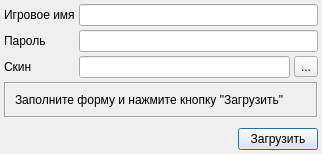
This is skinuploaddialog.ui in dngulin/ttyhlauncher as Qt 5 draws it before an edit. The edited form follows.
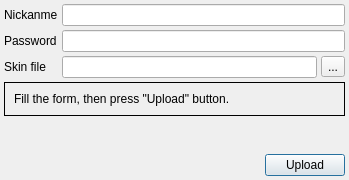
This is the edited form. Icons and pictures are not drawn.

Commit message: skin upload dialog refactored

```diff
--- a/skinuploaddialog.ui
+++ b/skinuploaddialog.ui
@@ -6,8 +6,8 @@
    <rect>
     <x>0</x>
     <y>0</y>
-    <width>322</width>
-    <height>154</height>
+    <width>349</width>
+    <height>180</height>
    </rect>
   </property>
   <property name="windowTitle">
@@ -44,21 +44,21 @@
      <item row="0" column="0">
       <widget class="QLabel" name="nickLabel">
        <property name="text">
-        <string>Игровое имя</string>
+        <string>Nickanme</string>
        </property>
       </widget>
      </item>
      <item row="1" column="0">
       <widget class="QLabel" name="passLabel">
        <property name="text">
-        <string>Пароль</string>
+        <string>Password</string>
        </property>
       </widget>
      </item>
      <item row="2" column="0">
       <widget class="QLabel" name="newpassLabel">
        <property name="text">
-        <string>Скин</string>
+        <string>Skin file</string>
        </property>
       </widget>
      </item>
@@ -87,13 +87,13 @@
       <enum>QFrame::Box</enum>
      </property>
      <property name="frameShadow">
-      <enum>QFrame::Sunken</enum>
+      <enum>QFrame::Plain</enum>
      </property>
      <layout class="QGridLayout" name="gridLayout_2">
       <item row="0" column="0">
        <widget class="QLabel" name="messageLabel">
         <property name="text">
-         <string>Заполните форму и нажмите кнопку &quot;Загрузить&quot;</string>
+         <string>Fill the form, then press &quot;Upload&quot; button.</string>
         </property>
        </widget>
       </item>
@@ -134,7 +134,7 @@
      <item>
       <widget class="QPushButton" name="sendButton">
        <property name="text">
-        <string>Загрузить</string>
+        <string>Upload</string>
        </property>
       </widget>
      </item>
```
Left out of the diff: 2 changed lines with no effect on the pictures. The commit also changes 3 other files.
